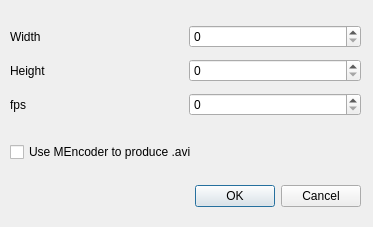
Above: ui/RenderImageSeriesDialog.ui from ORB-HD/MeshUp before the change. Below: the same form after it.
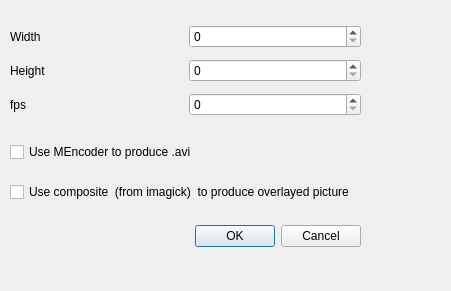
That is the form after the change.

Commit message: Implemented the feature to export image-series also as an overlayed picture. It makes use of the composite tool from imagemagick.

Diff of the .ui file:
```diff
--- a/ui/RenderImageSeriesDialog.ui
+++ b/ui/RenderImageSeriesDialog.ui
@@ -6,8 +6,8 @@
    <rect>
     <x>0</x>
     <y>0</y>
-    <width>373</width>
-    <height>227</height>
+    <width>451</width>
+    <height>291</height>
    </rect>
   </property>
   <property name="windowTitle">
@@ -17,7 +17,7 @@
    <property name="geometry">
     <rect>
      <x>20</x>
-     <y>180</y>
+     <y>220</y>
      <width>341</width>
      <height>32</height>
     </rect>
@@ -99,6 +99,19 @@
     <string>Use MEncoder to produce .avi</string>
    </property>
   </widget>
+  <widget class="QCheckBox" name="compositeBox">
+   <property name="geometry">
+    <rect>
+     <x>10</x>
+     <y>180</y>
+     <width>401</width>
+     <height>24</height>
+    </rect>
+   </property>
+   <property name="text">
+    <string>Use composite  (from imagick)  to produce overlayed picture</string>
+   </property>
+  </widget>
  </widget>
  <resources/>
  <connections>
```
The commit also changes 1 other file.
